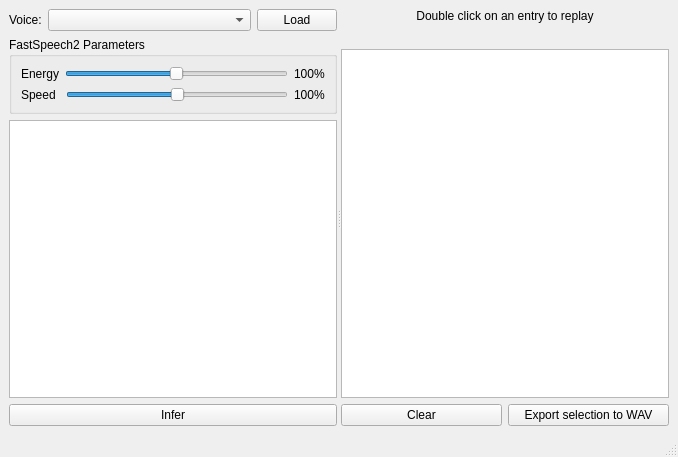
This is mainwindow.ui in ZDisket/TensorVox as Qt 5 draws it before an edit. The edited form follows.
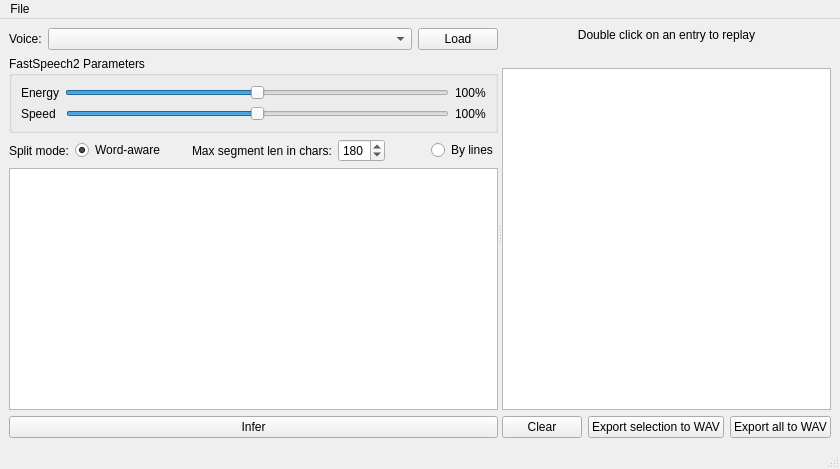
This is the edited form.

Commit message: Add queue, word and line splitting

Diff of the .ui file:
```diff
--- a/mainwindow.ui
+++ b/mainwindow.ui
@@ -6,8 +6,8 @@
    <rect>
     <x>0</x>
     <y>0</y>
-    <width>678</width>
-    <height>457</height>
+    <width>721</width>
+    <height>469</height>
    </rect>
   </property>
   <property name="windowTitle">
@@ -21,7 +21,7 @@
        <enum>Qt::Horizontal</enum>
       </property>
       <widget class="QWidget" name="layoutWidget">
-       <layout class="QVBoxLayout" name="verticalLayout" stretch="0,0,8,0">
+       <layout class="QVBoxLayout" name="verticalLayout" stretch="0,0,0,8,0">
         <item>
          <layout class="QHBoxLayout" name="horizontalLayout_2">
           <item>
@@ -126,6 +126,110 @@
           </layout>
          </widget>
         </item>
+        <item>
+         <layout class="QHBoxLayout" name="horizontalLayout_5">
+          <item>
+           <widget class="QLabel" name="label_5">
+            <property name="sizePolicy">
+             <sizepolicy hsizetype="Maximum" vsizetype="Preferred">
+              <horstretch>0</horstretch>
+              <verstretch>0</verstretch>
+             </sizepolicy>
+            </property>
+            <property name="text">
+             <string>Split mode:</string>
+            </property>
+           </widget>
+          </item>
+          <item>
+           <widget class="QRadioButton" name="rbSplitWord">
+            <property name="sizePolicy">
+             <sizepolicy hsizetype="Maximum" vsizetype="Fixed">
+              <horstretch>0</horstretch>
+              <verstretch>0</verstretch>
+             </sizepolicy>
+            </property>
+            <property name="text">
+             <string>Word-aware</string>
+            </property>
+            <property name="checked">
+             <bool>true</bool>
+            </property>
+           </widget>
+          </item>
+          <item>
+           <spacer name="verticalSpacer_2">
+            <property name="orientation">
+             <enum>Qt::Vertical</enum>
+            </property>
+            <property name="sizeHint" stdset="0">
+             <size>
+              <width>20</width>
+              <height>20</height>
+             </size>
+            </property>
+           </spacer>
+          </item>
+          <item>
+           <widget class="QLabel" name="label_6">
+            <property name="text">
+             <string>Max segment len in chars:</string>
+            </property>
+           </widget>
+          </item>
+          <item>
+           <widget class="QSpinBox" name="spbSeqLen">
+            <property name="sizePolicy">
+             <sizepolicy hsizetype="Maximum" vsizetype="Fixed">
+              <horstretch>0</horstretch>
+              <verstretch>0</verstretch>
+             </sizepolicy>
+            </property>
+            <property name="minimum">
+             <number>20</number>
+            </property>
+            <property name="maximum">
+             <number>500</number>
+            </property>
+            <property name="singleStep">
+             <number>10</number>
+            </property>
+            <property name="value">
+             <number>180</number>
+            </property>
+           </widget>
+          </item>
+          <item>
+           <spacer name="verticalSpacer">
+            <property name="orientation">
+             <enum>Qt::Vertical</enum>
+            </property>
+            <property name="sizeHint" stdset="0">
+             <size>
+              <width>40</width>
+              <height>20</height>
+             </size>
+            </property>
+           </spacer>
+          </item>
+          <item>
+           <widget class="QRadioButton" name="rbSplitNewlines">
+            <property name="sizePolicy">
+             <sizepolicy hsizetype="Maximum" vsizetype="Fixed">
+              <horstretch>0</horstretch>
+              <verstretch>0</verstretch>
+             </sizepolicy>
+            </property>
+            <property name="text">
+             <string>By lines</string>
+            </property>
+            <property name="checked">
+             <bool>false</bool>
+            </property>
+           </widget>
+          </item>
+         </layout>
+        </item>
         <item>
          <widget class="QTextEdit" name="edtInput">
           <property name="sizePolicy">
@@ -204,6 +308,13 @@
             </property>
            </widget>
           </item>
+          <item>
+           <widget class="QPushButton" name="btnExReport">
+            <property name="text">
+             <string>Export all to WAV</string>
+            </property>
+           </widget>
+          </item>
          </layout>
         </item>
        </layout>
@@ -217,10 +328,17 @@
     <rect>
      <x>0</x>
      <y>0</y>
-     <width>678</width>
+     <width>721</width>
      <height>20</height>
     </rect>
    </property>
+   <widget class="QMenu" name="menuFile">
+    <property name="title">
+     <string>File</string>
+    </property>
+    <addaction name="actionExport_performance_report"/>
+   </widget>
+   <addaction name="menuFile"/>
   </widget>
   <widget class="QStatusBar" name="statusbar"/>
  </widget>
```
Left out of the diff: 5 changed lines with no effect on the pictures. The commit also changes 6 other files.
